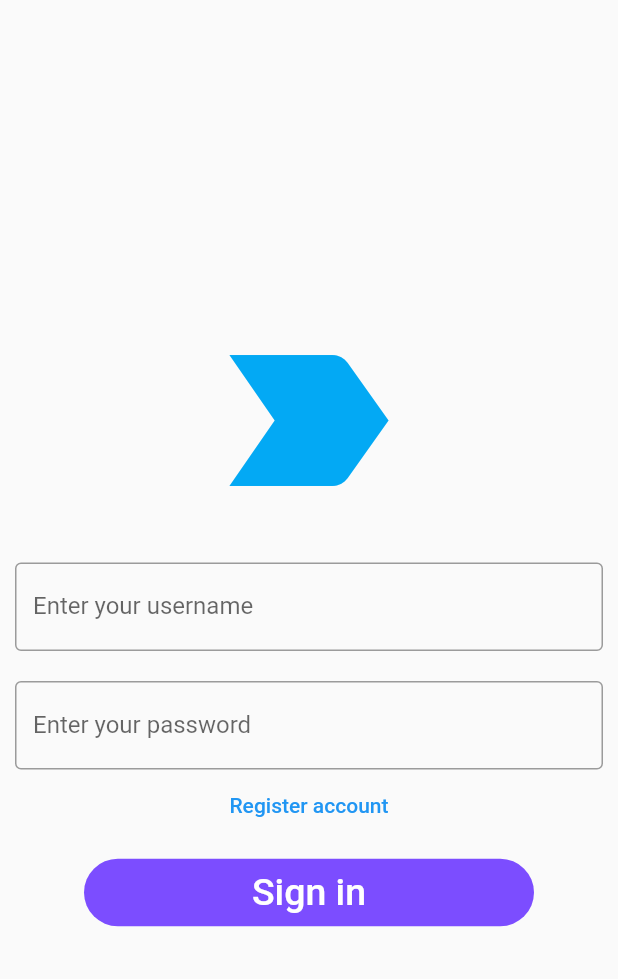
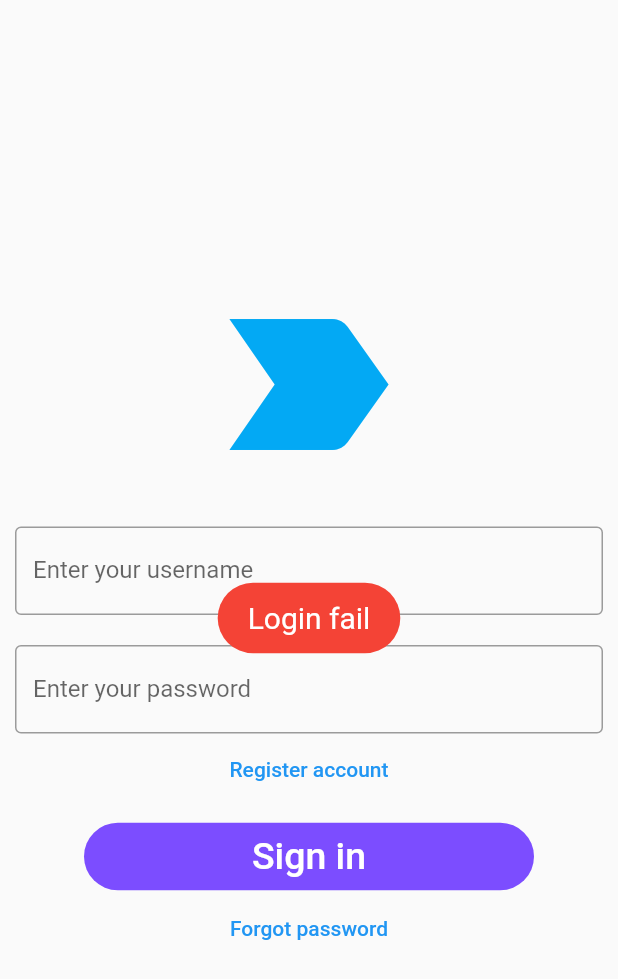
Before and after one commit to nhatduy209/Flutter_ChattingApp, a Flutter app: the MyHomePage screen opened directly, after a tap on "Sign in", on a phone screen of 412 x 824 dp. Shown: the top 979 px of the screen. Run offline on Flutter 3.47's test engine with Material 2 defaults, Android fonts, the phone set to English and light mode, and no system bars; our stand-ins replace cloud_firestore, firebase_auth, firebase_core, firebase_storage, fluttertoast, image_picker and 1 more; accounts and stored records are empty; network calls fail.

Commit message:
implement recover password

```diff
--- a/flutter_chatting/lib/main.dart
+++ b/flutter_chatting/lib/main.dart
@@ -3,8 +3,10 @@ import 'package:flutter_chatting/register_screen.dart';
 import 'package:flutter_chatting/screen/Home.dart';
 import 'package:firebase_core/firebase_core.dart';
 import 'package:cloud_firestore/cloud_firestore.dart';
-import 'package:localstorage/localstorage.dart';
+import 'package:flutter_chatting/screen/forgot_password/ForgotPassword.dart';
+import 'package:fluttertoast/fluttertoast.dart';
 import 'package:shared_preferences/shared_preferences.dart';
+import 'package:url_launcher/url_launcher.dart';
 
 void main() async {
   WidgetsFlutterBinding.ensureInitialized();
@@ -35,6 +37,20 @@ class MyHomePage extends StatefulWidget {
 
   @override
   State<MyHomePage> createState() => _MyHomePageState();
+}
+
+Future makeOnline(String username) async {
+  QuerySnapshot accounts = await FirebaseFirestore.instance
+      .collection('account')
+      .where('username', isEqualTo: username)
+      .get();
+
+  accounts.docs[0].reference.update({'isOnline': true});
+}
+
+void _openURL() async {
+  if (!await launch('https://www.google.com/'))
+    throw 'Could not launch https://www.google.com';
 }
 
 class _MyHomePageState extends State<MyHomePage> {
@@ -106,11 +122,22 @@ class _MyHomePageState extends State<MyHomePage> {
                           var exist = allData.where((item) =>
                               item['username'] == username.text &&
                               item['password'] == password.text);
+
                           if (exist.length > 0) {
+                            makeOnline(username.text);
                             SharedPreferences prefs =
                                 await SharedPreferences.getInstance();
                             // Set
                             prefs.setString('username', username.text);
+
+                            Fluttertoast.showToast(
+                                msg: "Login successfully",
+                                toastLength: Toast.LENGTH_SHORT,
+                                gravity: ToastGravity.CENTER,
+                                timeInSecForIosWeb: 1,
+                                backgroundColor: Colors.green[500],
+                                textColor: Colors.white,
+                                fontSize: 16.0);
 
                             Navigator.push(
                               context,
@@ -119,9 +146,28 @@ class _MyHomePageState extends State<MyHomePage> {
                                         title: 'Home',
                                       )),
                             );
+                          } else {
+                            Fluttertoast.showToast(
+                                msg: "Login fail",
+                                toastLength: Toast.LENGTH_SHORT,
+                                gravity: ToastGravity.CENTER,
+                                backgroundColor: Colors.red,
+                                textColor: Colors.white,
+                                fontSize: 20.0);
                           }
                         }),
-                    child: Text('Sign in', style: TextStyle(fontSize: 25))))
+                    child: Text('Sign in', style: TextStyle(fontSize: 25)))),
+            Container(
+                child: TextButton(
+                    onPressed: () => Navigator.push(
+                          context,
+                          MaterialPageRoute(
+                              builder: (context) => ForgotPassword()),
+                        ),
+                    child: const Text(
+                      "Forgot password",
+                      textAlign: TextAlign.end,
+                    ))),
           ],
         ),
       ), // This trailing comma makes auto-formatting nicer for build methods.
--- a/flutter_chatting/lib/screen/Chating.dart
+++ b/flutter_chatting/lib/screen/Chating.dart
@@ -99,7 +99,7 @@ class ChattingState extends State<Chatting> {
               });
         }
       });
-      setState(() => {listImage: []});
+      setState(() => {listImage.clear()});
     }
   }
 
@@ -180,7 +180,6 @@ class ChattingState extends State<Chatting> {
 
 // handle when partner sending message
   void _onEventsSnapshot(QuerySnapshot snapshot) {
-    print('EVENT --- change $username');
     if (isInitListMessage == false) {
       snapshot.docChanges?.forEach(
         (docChange) {
@@ -261,6 +260,7 @@ class ChattingState extends State<Chatting> {
                                     width:
                                         MediaQuery.of(context).size.width - 120,
                                     child: TextFormField(
+                                      enabled: listImage.isEmpty,
                                       controller: message,
                                       decoration: const InputDecoration(
                                         border: UnderlineInputBorder(),
--- a/flutter_chatting/pubspec.yaml
+++ b/flutter_chatting/pubspec.yaml
@@ -40,7 +40,9 @@ dependencies:
   firebase_messaging: "^8.0.0-dev.15"
   localstorage: ^3.0.6
   image_picker: ^0.6.7+6
-
+  # add this line to your dependencies
+  fluttertoast: ^7.1.6
+  url_launcher: ^5.4.0
   # Add the dependencies for any other Firebase products you want to use in your app
   # For example, to use Firebase Authentication and Cloud Firestore
 
```
Also changed, not shown: flutter_chatting/lib/screen/Home.dart (+44 -71 lines), flutter_chatting/lib/screen/User_online.dart (+50 -2 lines), flutter_chatting/lib/screen/forgot_password/ForgotPassword.dart (added, +57 -0 lines), flutter_chatting/pubspec.lock, 3 other files.
